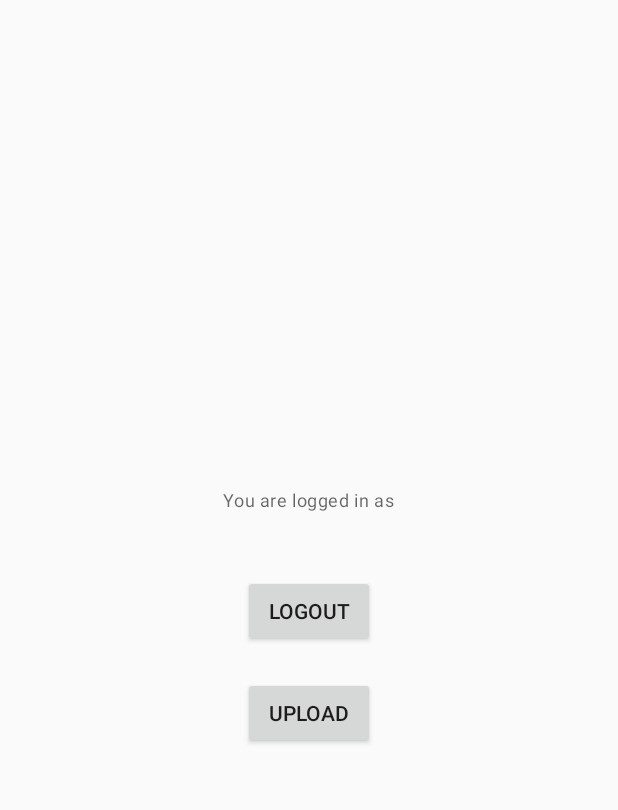
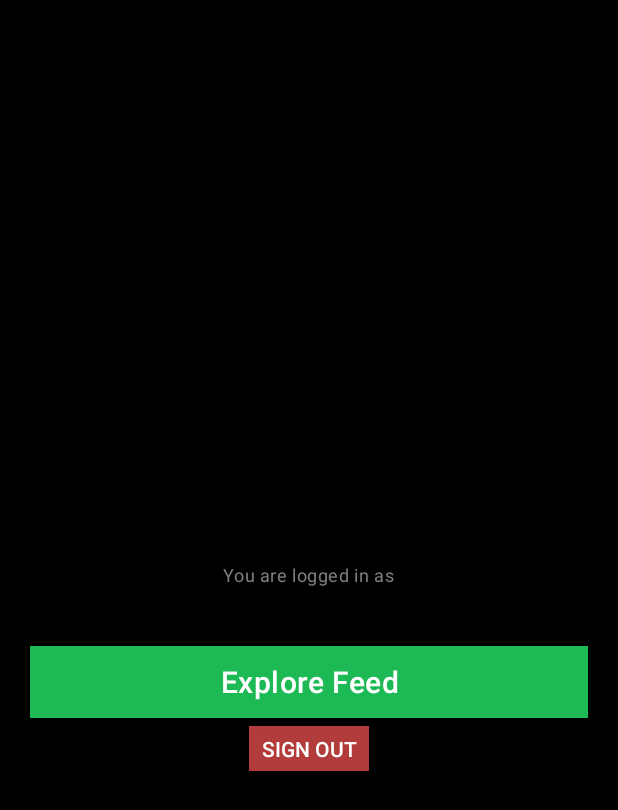
Before and after one commit to shubham-sonthalia/BeatWorld, an Android app: the screen it shows after launch once a user with an empty profile is signed in (ProfileActivity), on a phone screen of 412 x 824 dp. Shown: the top 810 px of the screen. Run offline under Robolectric (Android 15) with nearby library versions, the phone set to English and light mode, and no system bars; our stand-ins replace Firebase (no records; nobody signed in at launch, a user with empty details on screens opened directly); pictures from the network do not load.

Commit message:
first 2 screens done

```diff
--- a/app/build.gradle
+++ b/app/build.gradle
@@ -49,4 +49,6 @@ dependencies {
     testImplementation 'junit:junit:4.13.2'
     androidTestImplementation 'androidx.test.ext:junit:1.1.3'
     androidTestImplementation 'androidx.test.espresso:espresso-core:3.4.0'
+    implementation 'com.github.bumptech.glide:glide:4.12.0'
+    annotationProcessor 'com.github.bumptech.glide:compiler:4.12.0'
 }
--- a/app/src/main/AndroidManifest.xml
+++ b/app/src/main/AndroidManifest.xml
@@ -6,9 +6,9 @@
 
     <application
         android:allowBackup="true"
-        android:icon="@mipmap/ic_launcher"
+        android:icon="@drawable/logo_256_black"
         android:label="@string/app_name"
-        android:roundIcon="@mipmap/ic_launcher_round"
+        android:roundIcon="@drawable/logo_256_black"
         android:supportsRtl="true"
         android:theme="@style/Theme.AppCompat.DayNight.NoActionBar">
         <activity
@@ -19,7 +19,7 @@
             android:exported="false" />
         <activity
             android:name=".MainActivity"
-            android:exported="true">
+            android:exported="true">.
             <intent-filter>
                 <action android:name="android.intent.action.MAIN" />
 
--- /dev/null
+++ b/app/src/main/java/com/example/firebase_google_login/MyAppGlideModule.java
@@ -0,0 +1,10 @@
+package com.example.firebase_google_login;
+
+import com.bumptech.glide.annotation.GlideModule;
+import com.bumptech.glide.module.AppGlideModule;
+
+// new since Glide v4
+@GlideModule
+public final class MyAppGlideModule extends AppGlideModule {
+    // leave empty for now
+}
--- a/app/src/main/java/com/example/firebase_google_login/ProfileActivity.java
+++ b/app/src/main/java/com/example/firebase_google_login/ProfileActivity.java
@@ -5,7 +5,9 @@ import androidx.appcompat.app.AppCompatActivity;
 import android.content.Intent;
 import android.os.Bundle;
 import android.view.View;
+import android.widget.ImageView;
 
+import com.bumptech.glide.Glide;
 import com.example.firebase_google_login.databinding.ActivityProfileBinding;
 import com.google.android.gms.auth.api.signin.GoogleSignIn;
 import com.google.android.gms.auth.api.signin.GoogleSignInClient;
@@ -17,6 +19,7 @@ public class ProfileActivity extends AppCompatActivity {
 
     private ActivityProfileBinding binding;
     private FirebaseAuth firebaseAuth;
+    public ImageView pfp;
     GoogleSignInClient googleSignInClient;
     @Override
     protected void onCreate(Bundle savedInstanceState) {
@@ -29,6 +32,7 @@ public class ProfileActivity extends AppCompatActivity {
                 .build();
         googleSignInClient = GoogleSignIn.getClient(this,gso);
         firebaseAuth = FirebaseAuth.getInstance();
+        pfp=findViewById(R.id.pfp);
         checkUser();
 
         binding.logoutbtn.setOnClickListener(new View.OnClickListener() {
@@ -58,6 +62,8 @@ public class ProfileActivity extends AppCompatActivity {
         else
         {
             binding.email.setText(firebaseUser.getEmail());
+            binding.name.setText(firebaseUser.getDisplayName());
+            Glide.with(ProfileActivity.this).load(firebaseUser.getPhotoUrl()).circleCrop().into(pfp);
         }
     }
 }
--- a/app/src/main/res/layout/activity_profile.xml
+++ b/app/src/main/res/layout/activity_profile.xml
@@ -7,32 +7,60 @@
     android:orientation="vertical"
     android:padding="20dp"
     android:gravity="center"
-    tools:context=".ProfileActivity">
+    tools:context=".ProfileActivity"
+    android:background="@color/black">
+    <ImageView
+        android:id="@+id/pfp"
+        android:layout_width="match_parent"
+        android:layout_height="wrap_content"
+        tools:srcCompat="@tools:sample/avatars"
+        android:layout_marginBottom="20dp"/>
+    <TextView
+        android:id="@+id/name"
+        style="@style/TextAppearance.MaterialComponents.Headline4"
+        android:layout_width="wrap_content"
+        android:layout_height="wrap_content"
+        android:text="Name"
+        android:textColor="@color/white"/>
 
     <TextView
         style="@style/TextAppearance.MaterialComponents.Caption"
         android:layout_width="wrap_content"
         android:layout_height="wrap_content"
-        android:text="You are logged in as"/>
+        android:text="You are logged in as"
+        android:textColor="@color/grey"/>
 
     <TextView
         android:id="@+id/email"
-        style="@style/TextAppearance.MaterialComponents.Body1"
+        style="@style/TextAppearance.MaterialComponents.Body2"
         android:layout_width="wrap_content"
         android:layout_height="wrap_content"
-        android:text="Email"/>
+        android:text="Email"
+        android:textColor="@color/grey"/>
+    <LinearLayout
+        android:layout_width="match_parent"
+        android:layout_height="wrap_content"
+        android:orientation="vertical">
+        <Button
+            android:id="@+id/upload_btn"
+            android:layout_marginTop="20dp"
+            style="@style/TextAppearance.MaterialComponents.Headline6"
+            android:layout_width="match_parent"
+            android:layout_height="wrap_content"
+            android:text="Explore Feed"
+            android:textColor="@color/white"
+            android:background="@color/green_spotify"/>
+        <Button
+            android:id="@+id/logoutbtn"
+            android:layout_marginTop="5dp"
+            android:layout_width="80dp"
+            android:layout_gravity="center"
+            android:layout_height="30dp"
+            android:textColor="@color/white"
+            android:background="@color/red"
+            android:text="Sign out"/>
 
-    <Button
-        android:id="@+id/logoutbtn"
-        android:layout_marginTop="20dp"
-        android:layout_width="wrap_content"
-        android:layout_height="wrap_content"
-        android:text="Logout"/>
-    <Button
-        android:id="@+id/upload_btn"
-        android:layout_marginTop="20dp"
-        android:layout_width="wrap_content"
-        android:layout_height="wrap_content"
-        android:text="Upload"/>
+    </LinearLayout>
+
 
 </LinearLayout>
--- a/app/src/main/res/values/colors.xml
+++ b/app/src/main/res/values/colors.xml
@@ -4,8 +4,10 @@
     <color name="purple_500">#FF6200EE</color>
     <color name="purple_700">#FF3700B3</color>
     <color name="green_spotify">#1DB954</color>
+    <color name="grey">#808080 </color>
     <color name="teal_200">#FF03DAC5</color>
     <color name="teal_700">#FF018786</color>
     <color name="black">#FF000000</color>
+    <color name="red">#b23b3b</color>
     <color name="white">#FFFFFFFF</color>
 </resources>
```
